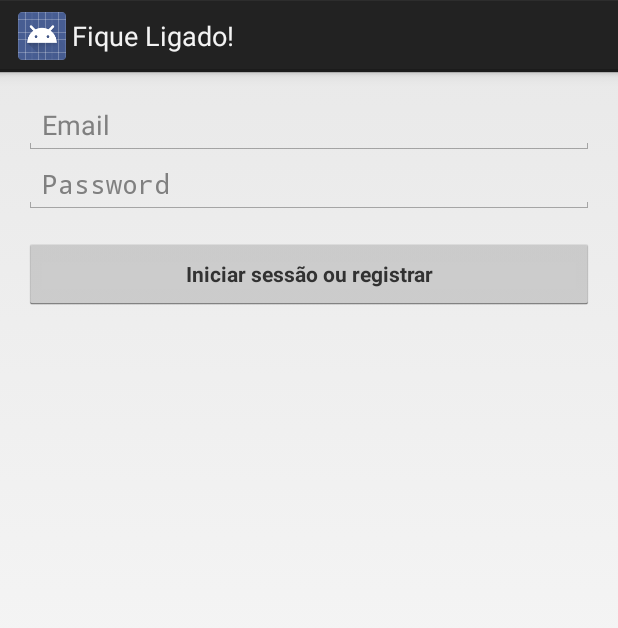
After one commit to cabelotaina/stay-alert, an Android app: the layout activity_login.xml on its own in the app's theme, with its tools: preview values and no code run, on a phone screen of 412 x 824 dp. The commit adds this screen. Shown: the top 628 px of the screen. Run offline under Robolectric (Android 15) with nearby library versions, the phone set to English and light mode, and no system bars.

Commit message:
inserted login

```diff
--- /dev/null
+++ b/app/src/main/res/layout/activity_login.xml
@@ -0,0 +1,65 @@
+<LinearLayout xmlns:android="http://schemas.android.com/apk/res/android"
+    xmlns:tools="http://schemas.android.com/tools"
+    android:layout_width="match_parent"
+    android:layout_height="match_parent"
+    android:gravity="center_horizontal"
+    android:orientation="vertical"
+    android:paddingBottom="@dimen/activity_vertical_margin"
+    android:paddingLeft="@dimen/activity_horizontal_margin"
+    android:paddingRight="@dimen/activity_horizontal_margin"
+    android:paddingTop="@dimen/activity_vertical_margin"
+    tools:context="org.blackbird.stayalert.LoginActivity">
+
+    <!-- Login progress -->
+    <ProgressBar
+        android:id="@+id/login_progress"
+        style="?android:attr/progressBarStyleLarge"
+        android:layout_width="wrap_content"
+        android:layout_height="wrap_content"
+        android:layout_marginBottom="8dp"
+        android:visibility="gone" />
+
+    <ScrollView
+        android:id="@+id/login_form"
+        android:layout_width="match_parent"
+        android:layout_height="match_parent">
+
+        <LinearLayout
+            android:id="@+id/email_login_form"
+            android:layout_width="match_parent"
+            android:layout_height="wrap_content"
+            android:orientation="vertical">
+
+            <AutoCompleteTextView
+                android:id="@+id/email"
+                android:layout_width="match_parent"
+                android:layout_height="wrap_content"
+                android:hint="@string/prompt_email"
+                android:inputType="textEmailAddress"
+                android:maxLines="1"
+                android:singleLine="true" />
+
+            <EditText
+                android:id="@+id/password"
+                android:layout_width="match_parent"
+                android:layout_height="wrap_content"
+                android:hint="@string/prompt_password"
+                android:imeActionId="@+id/login"
+                android:imeActionLabel="@string/action_sign_in_short"
+                android:imeOptions="actionUnspecified"
+                android:inputType="textPassword"
+                android:maxLines="1"
+                android:singleLine="true" />
+
+            <Button
+                android:id="@+id/email_sign_in_button"
+                style="?android:textAppearanceSmall"
+                android:layout_width="match_parent"
+                android:layout_height="wrap_content"
+                android:layout_marginTop="16dp"
+                android:text="@string/action_sign_in"
+                android:textStyle="bold" />
+
+        </LinearLayout>
+    </ScrollView>
+</LinearLayout>
--- a/app/src/main/res/values/strings.xml
+++ b/app/src/main/res/values/strings.xml
@@ -38,6 +38,19 @@
     <string name="action_reload">Recarregar</string>
     <string name="dont_have_gps"> Você não possui GPS!</string>
     <string name="title_activity_maps">Mapa</string>
+    <string name="title_activity_login">Iniciar sessão</string>
+
+    <!-- Strings related to login -->
+    <string name="prompt_email">Email</string>
+    <string name="prompt_password">Password</string>
+    <string name="action_sign_in">Iniciar sessão ou registrar</string>
+    <string name="action_sign_in_short">Iniciar sessão</string>
+    <string name="error_invalid_email">O email é inválido</string>
+    <string name="error_invalid_password">Esta senha é muito pequena</string>
+    <string name="error_incorrect_password">A senha esta incorreta</string>
+    <string name="error_field_required">Este campo é necessário</string>
+    <string name="permission_rationale">"É necessário permitir acesso aos contatos para auto completar email."
+    </string>
 
 
 </resources>
```
Also changed, not shown: app/src/main/AndroidManifest.xml (+14 -9 lines), app/src/main/java/org/blackbird/stayalert/LoginActivity.java (added, +414 -0 lines).
